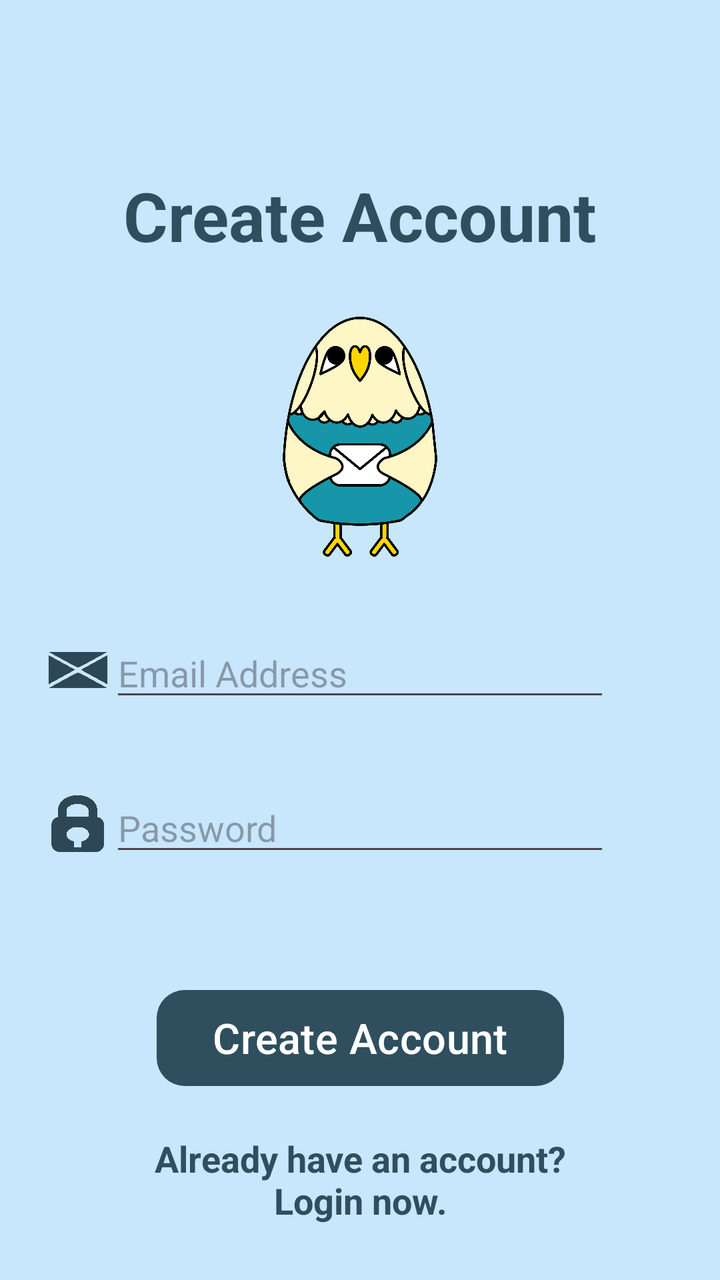
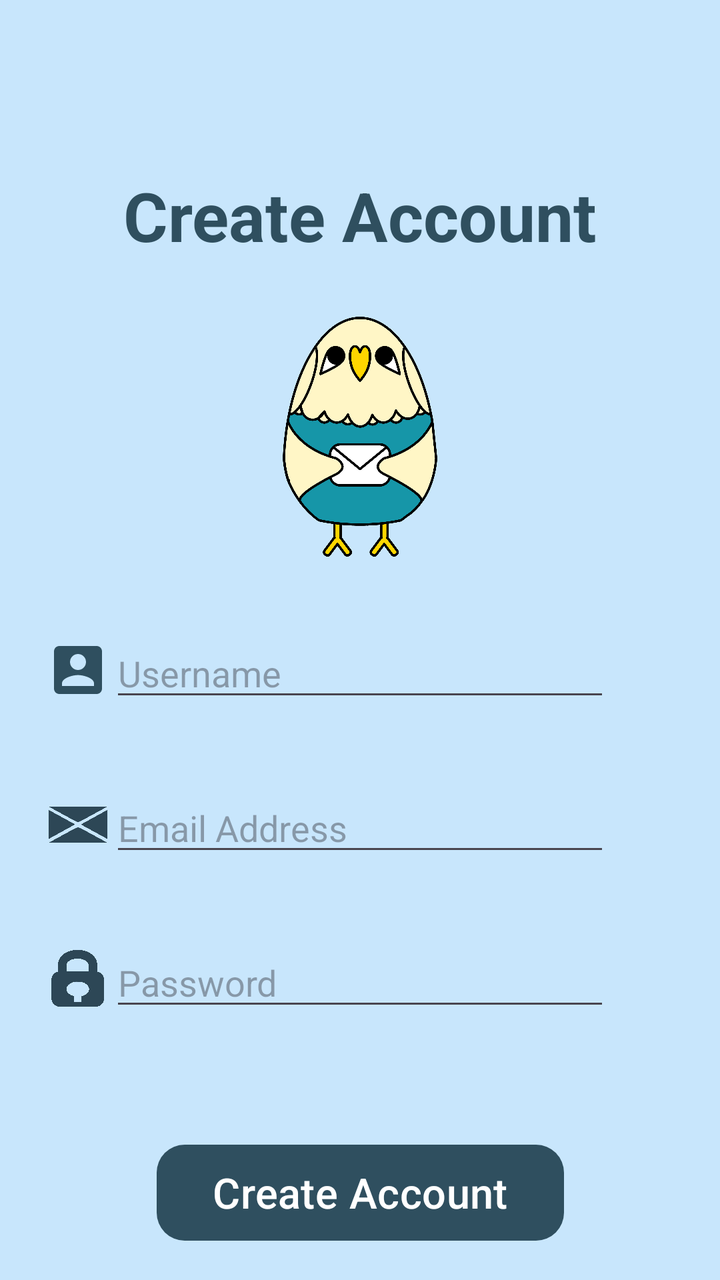

The first picture is an Android layout as it rendered before a commit; the second is the same layout after the commit. The layout source and the unified diff follow.
<!-- AndroidManifest.xml: application theme Theme.BudgieApp -->
<!-- res/layout/activity_create_account.xml -->
<?xml version="1.0" encoding="utf-8"?>
<androidx.constraintlayout.widget.ConstraintLayout
    xmlns:android="http://schemas.android.com/apk/res/android"
    xmlns:app="http://schemas.android.com/apk/res-auto"
    xmlns:tools="http://schemas.android.com/tools"
    android:id="@+id/main"
    android:layout_width="match_parent"
    android:layout_height="match_parent"
    android:background="@color/background_blue"
    android:padding="5dp"
    tools:context=".CreateAccountActivity">

    <TextView
        android:id="@+id/txtCreateAccountTitle"
        android:layout_width="wrap_content"
        android:layout_height="wrap_content"
        android:layout_marginTop="80dp"
        android:text="Create Account"
        android:textAlignment="center"
        android:textColor="@color/budget_blue"
        android:textSize="34sp"
        android:textStyle="bold"
        app:layout_constraintEnd_toEndOf="parent"
        app:layout_constraintStart_toStartOf="parent"
        app:layout_constraintTop_toTopOf="parent" />

    <ImageView
        android:id="@+id/imgLogo"
        android:layout_width="100dp"
        android:layout_height="120dp"
        android:layout_marginTop="28dp"
        android:contentDescription="Logo Icon"
        app:layout_constraintEnd_toEndOf="parent"
        app:layout_constraintStart_toStartOf="parent"
        app:layout_constraintTop_toBottomOf="@+id/txtCreateAccountTitle"
        app:srcCompat="@drawable/logo" />

    <EditText
        android:id="@+id/etxtEmail"
        android:layout_width="0dp"
        android:layout_height="wrap_content"

        android:inputType="textEmailAddress"
        android:autofillHints="emailAddress"
        android:maxLines="1"

        android:layout_marginStart="50dp"
        android:layout_marginTop="36dp"
        android:layout_marginEnd="50dp"

        app:hintEnabled="true"
        android:hint="Email Address"

        app:layout_constraintEnd_toEndOf="parent"
        app:layout_constraintStart_toStartOf="parent"
        app:layout_constraintTop_toBottomOf="@+id/imgLogo"/>

    <ImageView
        android:layout_width="32dp"
        android:layout_height="32dp"
        android:contentDescription="Email Icon"
        android:src="@drawable/emailicon"
        app:layout_constraintEnd_toStartOf="@id/etxtEmail"
        app:layout_constraintTop_toTopOf="@id/etxtEmail"
        app:layout_constraintBottom_toBottomOf="@id/etxtEmail"/>

    <EditText
        android:id="@+id/etxtPassword"
        android:layout_width="0dp"
        android:layout_height="wrap_content"

        android:inputType="textPassword"
        android:autofillHints="newPassword"
        android:maxLines="1"
        android:saveEnabled="false"

        android:layout_marginStart="50dp"
        android:layout_marginTop="36dp"
        android:layout_marginEnd="50dp"

        app:hintEnabled="true"
        android:hint="Password"

        app:layout_constraintEnd_toEndOf="parent"
        app:layout_constraintStart_toStartOf="parent"
        app:layout_constraintTop_toBottomOf="@+id/etxtEmail"/>

    <ImageView
        android:layout_width="32dp"
        android:layout_height="32dp"
        android:contentDescription="Password Icon"
        android:src="@drawable/passwordicon"
        app:layout_constraintEnd_toStartOf="@id/etxtPassword"
        app:layout_constraintTop_toTopOf="@id/etxtPassword"
        app:layout_constraintBottom_toBottomOf="@id/etxtPassword"/>


    <com.google.android.material.button.MaterialButton
        android:id="@+id/btnCreateAccount"
        android:layout_width="wrap_content"
        android:layout_height="56dp"

        android:text="Create Account"
        android:textAllCaps="false"
        android:textColor="@color/white"
        android:textSize="21sp"

        android:paddingStart="28dp"
        android:paddingEnd="28dp"

        app:backgroundTint="@color/budget_blue"
        app:cornerRadius="14dp"

        android:layout_marginTop="58dp"

        app:layout_constraintTop_toBottomOf="@id/etxtPassword"
        app:layout_constraintStart_toStartOf="parent"
        app:layout_constraintEnd_toEndOf="parent"/>
    
    <TextView
        android:id="@+id/txtAlreadyHaveAccount"
        android:layout_width="250dp"
        android:layout_height="wrap_content"
        android:text="Already have an account? Login now."
        android:textColor="@color/budget_blue"
        android:textSize="18sp"
        android:textStyle="bold"
        android:clickable="true"
        android:layout_marginTop="20dp"
        app:layout_constraintTop_toBottomOf="@id/btnCreateAccount"
        app:layout_constraintStart_toStartOf="parent"
        app:layout_constraintEnd_toEndOf="parent"
        android:textAlignment="center"/>



</androidx.constraintlayout.widget.ConstraintLayout>
<!-- resources referenced by this layout -->
<resources>
  <color name="background_blue">#9EA8DBFA</color>
  <color name="budget_blue">#2F4F5F</color>
  <color name="white">#FFFFFFFF</color>
  <!-- drawable emailicon: png bitmap (drawable, 61809 bytes) -->
  <!-- drawable logo: png bitmap (drawable, 162467 bytes) -->
  <!-- drawable passwordicon: png bitmap (drawable, 44948 bytes) -->
  <style name="Theme.BudgieApp" parent="Base.Theme.BudgieApp" />
  <style name="Base.Theme.BudgieApp" parent="Theme.Material3.DayNight.NoActionBar">
          
          
          <item name="android:textColor">#000000</item>
      </style>
</resources>

<!-- the commit's change to res/layout/activity_create_account.xml (unified diff, before → after) -->
@@ -36,6 +36,35 @@
         app:srcCompat="@drawable/logo" />
 
     <EditText
+        android:id="@+id/etxtUsername"
+        android:layout_width="0dp"
+        android:layout_height="wrap_content"
+
+        android:inputType="text"
+        android:maxLines="1"
+
+        android:layout_marginStart="50dp"
+        android:layout_marginTop="36dp"
+        android:layout_marginEnd="50dp"
+
+        app:hintEnabled="true"
+        android:hint="Username"
+
+        app:layout_constraintEnd_toEndOf="parent"
+        app:layout_constraintStart_toStartOf="parent"
+        app:layout_constraintTop_toBottomOf="@+id/imgLogo"/>
+
+    <ImageView
+        android:layout_width="32dp"
+        android:layout_height="32dp"
+        android:contentDescription="User Icon"
+        android:src="@drawable/baseline_account_box_24"
+        android:tint="@color/budget_blue"
+        app:layout_constraintEnd_toStartOf="@id/etxtUsername"
+        app:layout_constraintTop_toTopOf="@id/etxtUsername"
+        app:layout_constraintBottom_toBottomOf="@id/etxtUsername"/>
+
+    <EditText
         android:id="@+id/etxtEmail"
         android:layout_width="0dp"
         android:layout_height="wrap_content"
@@ -53,7 +82,7 @@
 
         app:layout_constraintEnd_toEndOf="parent"
         app:layout_constraintStart_toStartOf="parent"
-        app:layout_constraintTop_toBottomOf="@+id/imgLogo"/>
+        app:layout_constraintTop_toBottomOf="@+id/etxtUsername"/>
 
     <ImageView
         android:layout_width="32dp"
<!-- resource entries referenced after the edit -->
@@ -3,6 +3,12 @@
   <color name="background_blue">#9EA8DBFA</color>
   <color name="budget_blue">#2F4F5F</color>
   <color name="white">#FFFFFFFF</color>
+  <!-- drawable baseline_account_box_24 (drawable) -->
+  <vector xmlns:android="http://schemas.android.com/apk/res/android" android:height="32dp" android:tint="#FFFFFF" android:viewportHeight="24" android:viewportWidth="24" android:width="32dp">
+        
+      <path android:fillColor="@android:color/white" android:pathData="M3,5v14c0,1.1 0.89,2 2,2h14c1.1,0 2,-0.9 2,-2L21,5c0,-1.1 -0.9,-2 -2,-2L5,3c-1.11,0 -2,0.9 -2,2zM15,9c0,1.66 -1.34,3 -3,3s-3,-1.34 -3,-3 1.34,-3 3,-3 3,1.34 3,3zM6,17c0,-2 4,-3.1 6,-3.1s6,1.1 6,3.1v1L6,18v-1z"/>
+      
+  </vector>
   <!-- drawable emailicon: png bitmap (drawable, 61809 bytes) -->
   <!-- drawable logo: png bitmap (drawable, 162467 bytes) -->
   <!-- drawable passwordicon: png bitmap (drawable, 44948 bytes) -->
